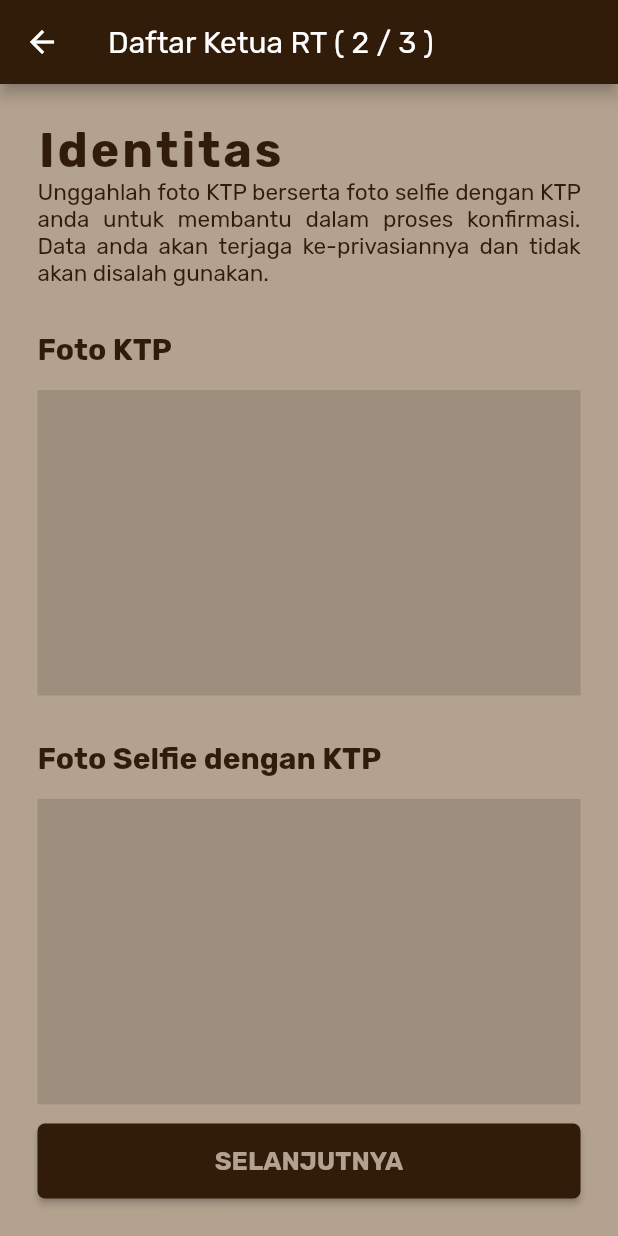
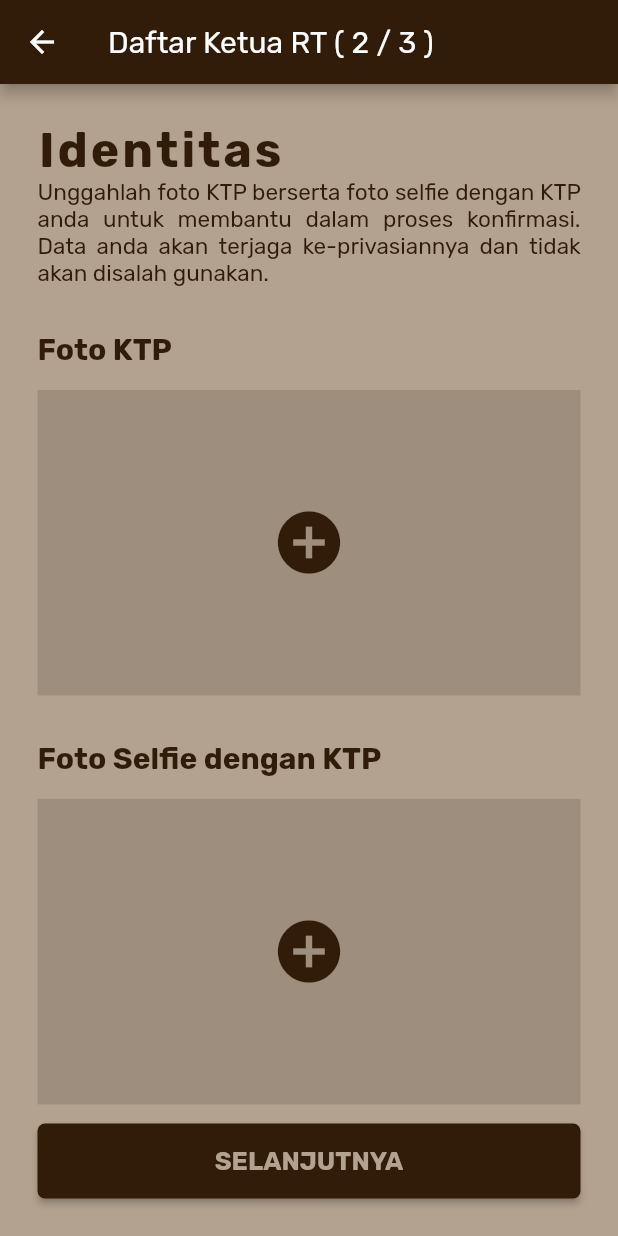
Before and after one commit to Smart-RT/SmartRT-mobile, a Flutter app: the DaftarKetuaFormPage2 screen opened directly with empty values, on a phone screen of 412 x 824 dp. Run offline on Flutter 3.47's test engine with Material 2 defaults, Android fonts, the light colour scheme and no system bars; our stand-ins replace cached_network_image, date_time_picker, dio, dropdown_button2, firebase_auth, firebase_core and 9 more; accounts and stored records are empty.

Commit message:
daftar ketua rt page 2 selesai *cuma belum sampe button selanjutnya

```diff
--- a/lib/screens/guest_screens/daftar_ketua/daftar_ketua_form_page_2.dart
+++ b/lib/screens/guest_screens/daftar_ketua/daftar_ketua_form_page_2.dart
@@ -1,11 +1,18 @@
+import 'dart:io';
+
 import 'package:flutter/cupertino.dart';
+import 'package:flutter/foundation.dart';
 import 'package:flutter/material.dart';
 import 'package:flutter/src/foundation/key.dart';
 import 'package:flutter/src/widgets/framework.dart';
+import 'package:image_cropper/image_cropper.dart';
+import 'package:image_picker/image_picker.dart';
 import 'package:smart_rt/constants/colors.dart';
 import 'package:smart_rt/constants/size.dart';
 import 'package:smart_rt/constants/style.dart';
+import 'package:smart_rt/providers/auth_provider.dart';
 import 'package:smart_rt/screens/guest_screens/daftar_ketua/daftar_ketua_form_page_3.dart';
+import 'package:provider/provider.dart';
 
 class DaftarKetuaFormPage2Arguments {
   String namaLengkap;
@@ -34,8 +41,30 @@ class DaftarKetuaFormPage2 extends StatefulWidget {
 }
 
 class _DaftarKetuaFormPage2State extends State<DaftarKetuaFormPage2> {
+  final ImagePicker _picker = ImagePicker();
+  CroppedFile? croppedImageKTP;
+  CroppedFile? croppedImageKTPSelfie;
+
+  void _pickImage(String type) async {
+    final XFile? image = await _picker.pickImage(source: ImageSource.gallery);
+    if (image != null) {
+      if (type == 'KTP') {
+        croppedImageKTP = await ImageCropper().cropImage(
+            sourcePath: image.path,
+            aspectRatioPresets: [CropAspectRatioPreset.ratio16x9]);
+      } else {
+        croppedImageKTPSelfie = await ImageCropper().cropImage(
+            sourcePath: image.path,
+            aspectRatioPresets: [CropAspectRatioPreset.ratio16x9]);
+      }
+      setState(() {});
+    }
+  }
+
   @override
   Widget build(BuildContext context) {
+    final screenWidth = MediaQuery.of(context).size.width;
+    final screenHeight = MediaQuery.of(context).size.height;
     return Scaffold(
       appBar: AppBar(
         title: Text('Daftar Ketua RT ( 2 / 3 )'),
@@ -58,24 +87,113 @@ class _DaftarKetuaFormPage2State extends State<DaftarKetuaFormPage2> {
                   textAlign: TextAlign.justify,
                 ),
                 SB_height30,
-                Text('Foto KTP', style: smartRTTextTitleCard_Primary,),
+                Text(
+                  'Foto KTP',
+                  style: smartRTTextTitleCard_Primary,
+                ),
                 SB_height15,
                 AspectRatio(
                   aspectRatio: 16 / 9,
+                  child: croppedImageKTP == null
+                      ? GestureDetector(
+                          onTap: () {
+                            _pickImage('KTP');
+                          },
                           child: Container(
                             color: smartRTShadowColor,
+                            child: Icon(
+                              Icons.add_circle_outlined,
+                              size: 50,
+                              color: smartRTPrimaryColor,
+                            ),
+                          ),
+                        )
+                      : Stack(
+                          children: [
+                            Image.file(File(croppedImageKTP!.path)),
+                            Positioned(
+                                bottom: 1,
+                                right: 1,
+                                child: GestureDetector(
+                                  onTap: () {
+                                    _pickImage('KTP');
+                                  },
+                                  child: Stack(
+                                    children: [
+                                      Icon(
+                                        Icons.image,
+                                        size: 45,
+                                        color: smartRTPrimaryColor,
+                                      ),
+                                      Positioned(
+                                        top: 1,
+                                        right: 1,
+                                        child: Icon(
+                                          Icons.change_circle,
+                                          size: 20,
+                                          color: smartRTTertiaryColor,
+                                        ),
+                                      ),
+                                    ],
+                                  ),
+                                ))
+                          ],
                         ),
                 ),
                 SB_height30,
-                Text('Foto Selfie dengan KTP', style: smartRTTextTitleCard_Primary,),
+                Text(
+                  'Foto Selfie dengan KTP',
+                  style: smartRTTextTitleCard_Primary,
+                ),
                 SB_height15,
                 AspectRatio(
                   aspectRatio: 16 / 9,
+                  child: croppedImageKTPSelfie == null
+                      ? GestureDetector(
+                          onTap: () {
+                            _pickImage('KTPSelfie');
+                          },
                           child: Container(
                             color: smartRTShadowColor,
+                            child: Icon(
+                              Icons.add_circle_outlined,
+                              size: 50,
+                              color: smartRTPrimaryColor,
                             ),
                           ),
-
+                        )
+                      : Stack(
+                          children: [
+                            Image.file(File(croppedImageKTPSelfie!.path)),
+                            Positioned(
+                                bottom: 1,
+                                right: 1,
+                                child: GestureDetector(
+                                  onTap: () {
+                                    _pickImage('KTPSelfie');
+                                  },
+                                  child: Stack(
+                                    children: [
+                                      Icon(
+                                        Icons.image,
+                                        size: 45,
+                                        color: smartRTPrimaryColor,
+                                      ),
+                                      Positioned(
+                                        top: 1,
+                                        right: 1,
+                                        child: Icon(
+                                          Icons.change_circle,
+                                          size: 20,
+                                          color: smartRTTertiaryColor,
+                                        ),
+                                      ),
+                                    ],
+                                  ),
+                                ))
+                          ],
+                        ),
+                ),
               ],
             ),
             Container(
@@ -94,6 +212,5 @@ class _DaftarKetuaFormPage2State extends State<DaftarKetuaFormPage2> {
         ),
       ),
     );
-
   }
 }
```
Lines whose indentation alone changed are shown as unchanged.
